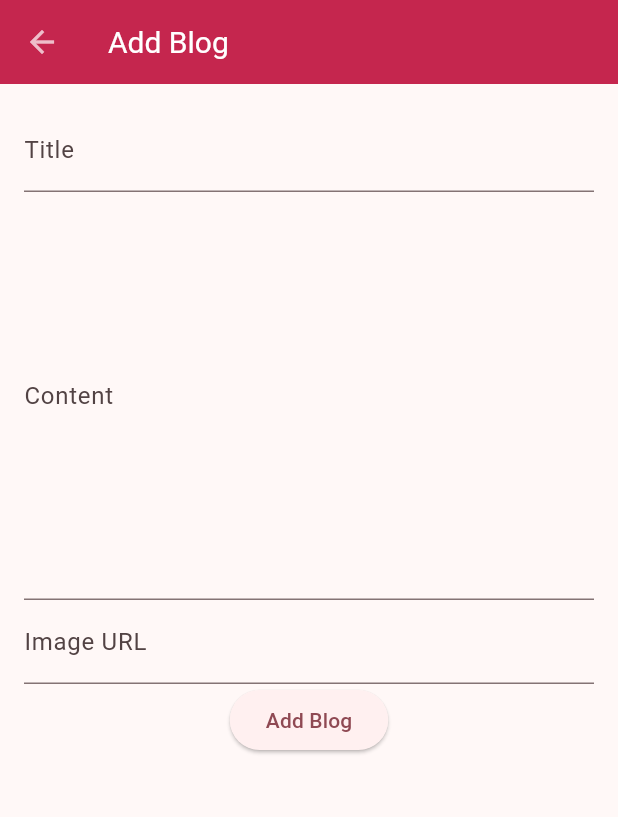
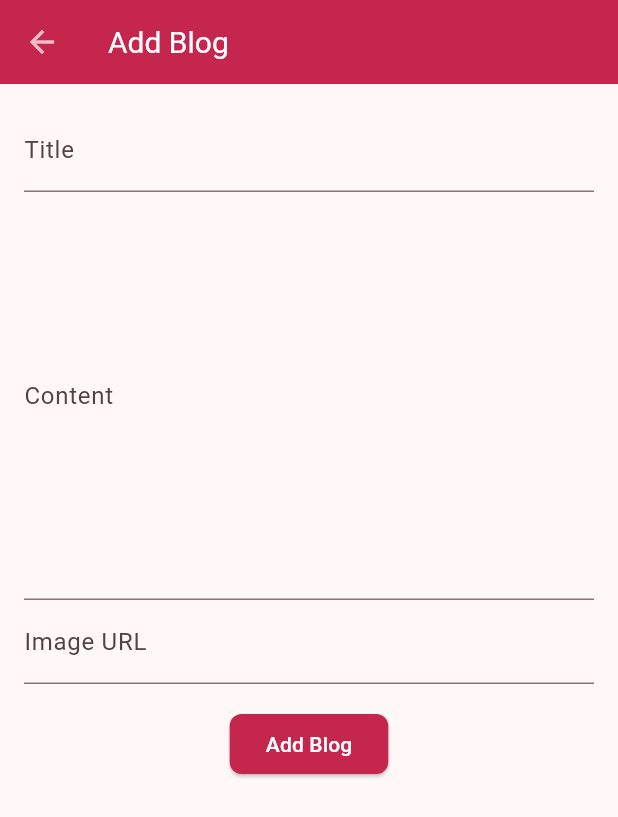
Before and after one commit to robinaeschlimann/blog_app, a Flutter app: the screen it shows after launch, after a tap on the "add" icon, on a phone screen of 412 x 824 dp. Shown: the top 817 px of the screen. Run offline on Flutter 3.47's test engine with Material 3 defaults, Android fonts, the phone set to English and light mode, and no system bars; our stand-ins replace isar, logger, shared_preferences; accounts and stored records are empty; generated files the repository leaves out were written again; network calls fail.

Commit message:
feat: styling add blog page

```diff
--- a/lib/pages/blog_add_page.dart
+++ b/lib/pages/blog_add_page.dart
@@ -70,7 +70,9 @@ class _BlogAddPageState extends State<BlogAddPage> {
                   return null;
                 },
               ),
-              ElevatedButton(
+              Padding(
+                padding: const EdgeInsets.all(16.0),
+                child: ElevatedButton(
                   onPressed: () async {
                     if (_formKey.currentState!.validate()) {
                       var title = _titleController.value.text;
@@ -117,6 +119,7 @@ class _BlogAddPageState extends State<BlogAddPage> {
                     }
                   },
                   child: const Text("Add Blog"),
+                ),
               )
             ],
           ),
--- a/lib/utils/blog_theme.dart
+++ b/lib/utils/blog_theme.dart
@@ -52,7 +52,17 @@ class BlogTheme
       switchTheme: SwitchThemeData(
         thumbColor: MaterialStateProperty.all(brightnessNotifier.brightness == Brightness.light ? Colors.grey.shade600 : inactiveColor),
         trackColor: MaterialStateProperty.all(brightnessNotifier.brightness == Brightness.light ? secondaryColor : primaryColor),
-
+      ),
+      elevatedButtonTheme: ElevatedButtonThemeData(
+        style: ButtonStyle(
+          backgroundColor: MaterialStateProperty.all(primaryColor),
+          foregroundColor: MaterialStateProperty.all(secondaryColor),
+          shape: MaterialStateProperty.all(
+            RoundedRectangleBorder(
+              borderRadius: BorderRadius.circular(8),
+            ),
+          ),
+        ),
       ),
     );
   }
```
Lines whose indentation alone changed are shown as unchanged.
